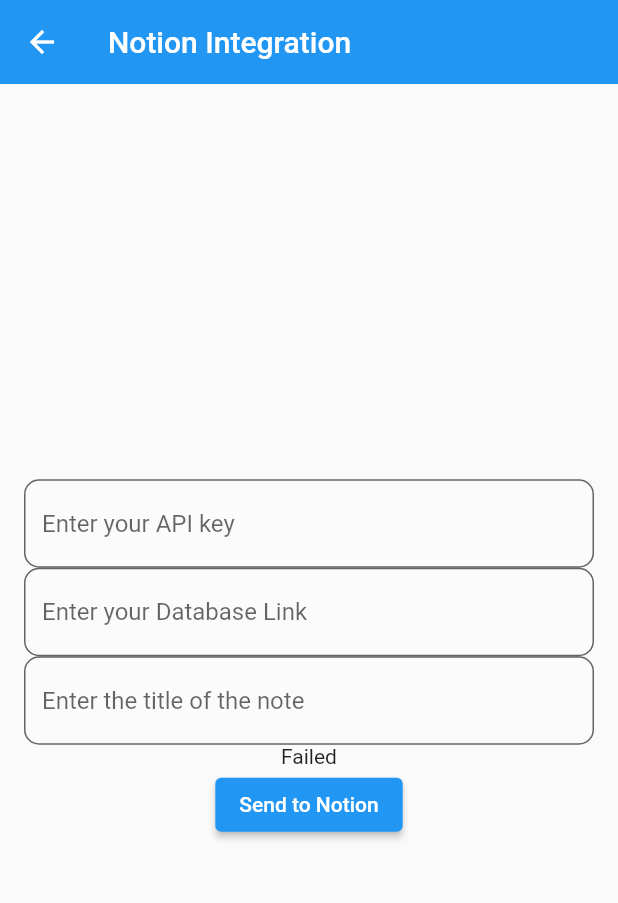
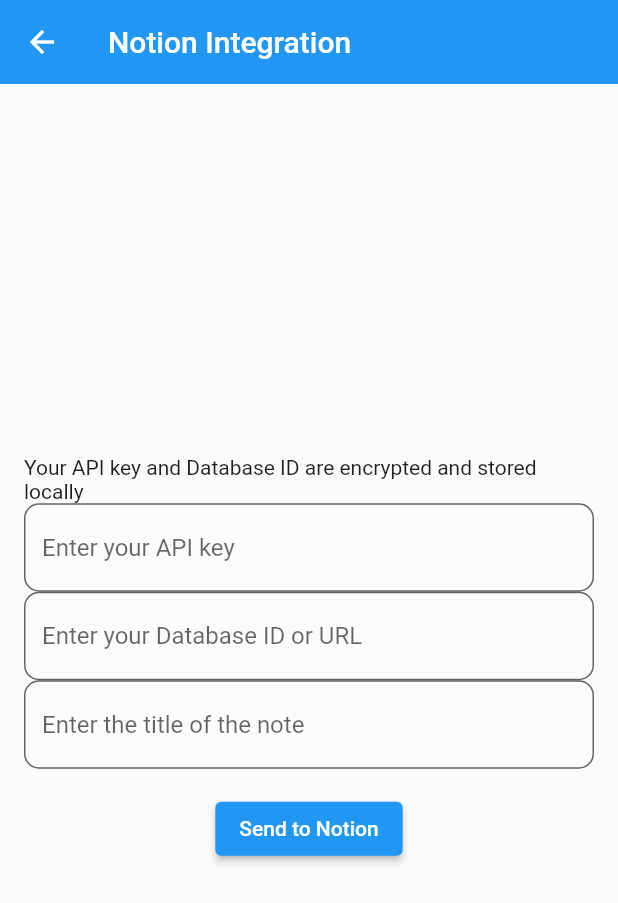
Before and after one commit to GikuCampVol-7-team38/Latify, a Flutter app: the NotionPage screen opened directly, on a phone screen of 412 x 824 dp. Shown: the top 903 px of the screen. Run offline on Flutter 3.47's test engine with Material 2 defaults, Android fonts, the phone set to English and light mode, and no system bars; our stand-ins replace flutter_local_notifications; missing offline and left inert: msgpack_dart; accounts and stored records are empty.

Commit message:
make {api key, database id} saveable

```diff
--- a/lib/notion_widget.dart
+++ b/lib/notion_widget.dart
@@ -1,4 +1,9 @@
+import 'dart:convert';
+import 'dart:io' show Platform;
+
+import 'package:flutter/src/foundation/constants.dart';
 import 'package:flutter/material.dart';
+import 'package:flutter/services.dart';
 
 import 'notion.dart';
 
@@ -10,23 +15,102 @@ class NotionWidget extends StatefulWidget {
 }
 
 class _NotionWidgetState extends State<NotionWidget> {
-  bool _success = false;
+  static const _notion = MethodChannel('com.github.GeekCampVol7team38.latify/notion');
+
+  bool _isSuccess = false;
+  bool _isSent = false;
   bool _isLoading = false;
   String _notionApiKey = '';
-  String _databaseID = '';
   String _title = '';
   final TextEditingController _databaseIdController = TextEditingController();
 
+  static Future<String> _getApiKey() {
+    try {
+      return _notion.invokeMethod('getApiKey').then((value) {
+        if (value is String) {
+          return value;
+        }
+        return '';
+      });
+    } on PlatformException catch (_) {
+      return Future.value('');
+    }
+  }
+
+  static Future<String> _getDatabaseID() {
+    try {
+      return _notion.invokeMethod('getDatabaseID' ,{'databaseKey': 'key'}).then((value) {
+        if (value is String) {
+          return value;
+        }
+        return '';
+      });
+    } on PlatformException catch (_) {
+      return Future.value('');
+    }
+  }
+
+  static Future<bool> _setApiKey(String apiKey) {
+    try {
+      return _notion.invokeMethod('setApiKey' ,{'apiKey': apiKey}).then((value) {
+        if (value is bool) {
+          return value;
+        }
+        return false;
+      });
+    } on PlatformException catch (_) {
+      return Future.value(false);
+    }
+  }
+
+  static Future<bool> _setDatabaseID(String databaseID) {
+    try {
+      return _notion.invokeMethod('setDatabaseID' ,{'databaseKey': 'key', 'databaseID': databaseID}).then((value) {
+        if (value is bool) {
+          return value;
+        }
+        return false;
+      });
+    } on PlatformException catch (_) {
+      return Future.value(false);
+    }
+  }
+
+  static Future<bool> _send(String title) {
+    try {
+      return _notion.invokeMethod('send', {
+            'databaseKey': 'key',
+            'json': jsonEncode({'title': {'title': [{'text': {'content': title}}]}, })
+          }).then((value) {
+        if (value is bool) {
+          return value;
+        }
+        return false;
+      });
+    } on PlatformException catch (_) {
+      return Future.value(false);
+    }
+  }
 
   Future<void> sendToNotion() async {
     setState((){
+      _isSent = true;
       _isLoading = true;
     });
-    _success = await addNoteToNotionTable(_notionApiKey, _databaseIdController.text, _title);
+    _setApiKey(_notionApiKey);
+    _setDatabaseID(_databaseIdController.text);
+
+    if (kIsWeb || !Platform.isAndroid) {
+      _isSuccess = await addNoteToNotionTable(_notionApiKey, _databaseIdController.text, _title);
+    } else {
+      _isSuccess = await _send(_title);
+    }
     setState((){
       _isLoading = false;
+      _isSuccess = _isSuccess;
     });
   }
+
   void _parseDatabaseIdFromUrl() {
     final value = _databaseIdController.text;
     final regex = RegExp(r'https://www\.notion\.so/.{32}');
@@ -44,7 +128,13 @@ class _NotionWidgetState extends State<NotionWidget> {
     return Column(
       mainAxisAlignment: MainAxisAlignment.center,
       children: [
-        TextField(
+        const Text('Your API key and Database ID are encrypted and stored locally'),
+        FutureBuilder<String>(
+          future: _getApiKey(),
+          builder: (BuildContext context, AsyncSnapshot<String> snapshot) {
+            if (snapshot.connectionState == ConnectionState.done) {
+              return TextFormField(
+                initialValue: snapshot.data,
                 onChanged: (value) {
                   _notionApiKey = value;
                 },
@@ -52,14 +142,29 @@ class _NotionWidgetState extends State<NotionWidget> {
                 decoration: const InputDecoration(
                   hintText: 'Enter your API key',
                 ),
+              );
+            } else {
+              return const CircularProgressIndicator();
+            }
+          },
         ),
-        TextField(
+        FutureBuilder<String>(
+          future: _getDatabaseID(),
+          builder: (BuildContext context, AsyncSnapshot<String> snapshot) {
+            if (snapshot.connectionState == ConnectionState.done) {
+              _databaseIdController.text = snapshot.data ?? '';
+              return TextFormField(
                 controller: _databaseIdController,
                 decoration: const InputDecoration(
-            hintText: 'Enter your Database Link',
+                  hintText: 'Enter your Database ID or URL',
                 ),
                 onChanged: (value) {
                   _parseDatabaseIdFromUrl(); // テキストが変更されるたびにURLをパース
+                },
+              );
+            } else {
+              return const CircularProgressIndicator();
+            }
           },
         ),
         TextField(
@@ -70,10 +175,10 @@ class _NotionWidgetState extends State<NotionWidget> {
             hintText: 'Enter the title of the note',
           ),
         ),
-        Text(_success ? 'Success!' : 'Failed'),
+        Text(_isSent ? _isLoading ? '' : _isSuccess ? 'Success' : 'Failed' : ''),
         _isLoading ? const CircularProgressIndicator() : Container(),
         ElevatedButton(
-          onPressed: _isLoading ? null:sendToNotion,
+          onPressed: _isLoading ? null : sendToNotion,
           child: const Text('Send to Notion'),
         ),
       ],
```
Lines whose indentation alone changed are shown as unchanged.
